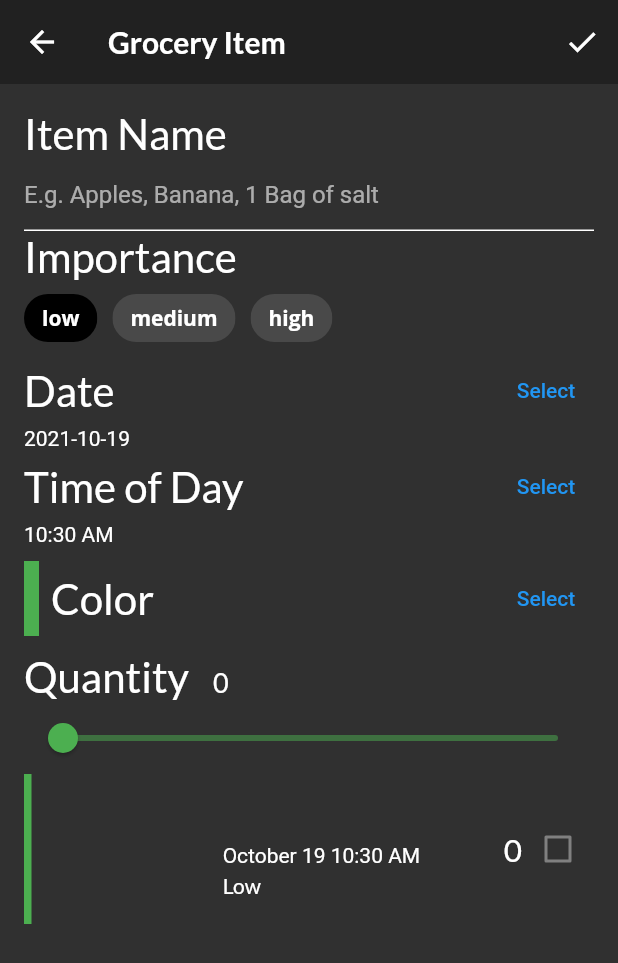
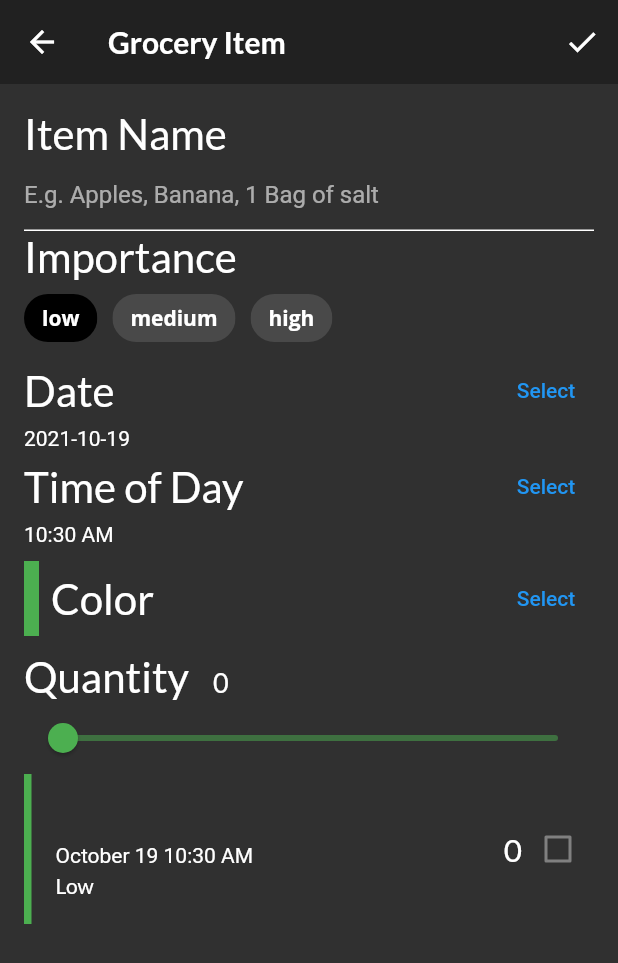
Before and after one commit to DittoGod/fooderlich, a Flutter app: the GroceryItemScreen screen opened directly with empty values, after a tap on the "check" icon, on a phone screen of 412 x 824 dp. Shown: the top 963 px of the screen. Run offline on Flutter 3.47's test engine with Material 2 defaults, Android fonts, the phone set to English and light mode, and no system bars; our stand-ins replace flutter_colorpicker, google_fonts; project files that could hold a hidden picture were left out.

Commit message:
Updated layout of grocery tile

```diff
--- a/app/fooderlich/lib/components/grocery_tile.dart
+++ b/app/fooderlich/lib/components/grocery_tile.dart
@@ -23,9 +23,12 @@ class GroceryTile extends StatelessWidget {
   @override
   Widget build(BuildContext context) {
     return SizedBox(
-      height: 100.0,
+      height: 100,
       child: Row(
         mainAxisAlignment: MainAxisAlignment.spaceBetween,
+        children: [
+          // 1
+          Row(
             children: [
               // 2
               Container(width: 5.0, color: item.color),
@@ -42,12 +45,15 @@ class GroceryTile extends StatelessWidget {
                     style: GoogleFonts.lato(
                       decoration: textDecoration,
                       fontSize: 21.0,
-                    fontWeight: FontWeight.bold),
+                      fontWeight: FontWeight.bold,
+                    ),
                   ),
                   const SizedBox(height: 4.0),
                   buildDate(),
                   const SizedBox(height: 4.0),
                   buildImportance(),
+                ],
+              ),
             ],
           ),
           // 6
@@ -57,12 +63,14 @@ class GroceryTile extends StatelessWidget {
               Text(
                 item.quantity.toString(),
                 style: GoogleFonts.lato(
-                    decoration: textDecoration, fontSize: 21.0),
+                  decoration: textDecoration,
+                  fontSize: 21,
+                ),
               ),
               // 8
-              buildCheckbox(),
+              buildCheckbox()
             ],
-          ),
+          )
         ],
       ),
     );
--- a/app/fooderlich/lib/screens/grocery_item_screen.dart
+++ b/app/fooderlich/lib/screens/grocery_item_screen.dart
@@ -78,7 +78,29 @@ class _GroceryItemScreenState extends State<GroceryItemScreen> {
           IconButton(
             icon: const Icon(Icons.check),
             onPressed: () {
-              // TODO 24: Add callback handler
+              // 1
+              final groceryItem = GroceryItem(
+                id: widget.originalItem?.id ?? const Uuid().v1(),
+                name: _nameController.text,
+                importance: _importance,
+                color: _currentColor,
+                quantity: _currentSliderValue,
+                date: DateTime(
+                  _dueDate.year,
+                  _dueDate.month,
+                  _dueDate.day,
+                  _timeOfDay.hour,
+                  _timeOfDay.minute,
+                ),
+              );
+
+              if (widget.isUpdating) {
+                // 2
+                widget.onUpdate(groceryItem);
+              } else {
+                // 3
+                widget.onCreate(groceryItem);
+              }
             },
           )
         ],
```
Lines whose indentation alone changed are shown as unchanged.
